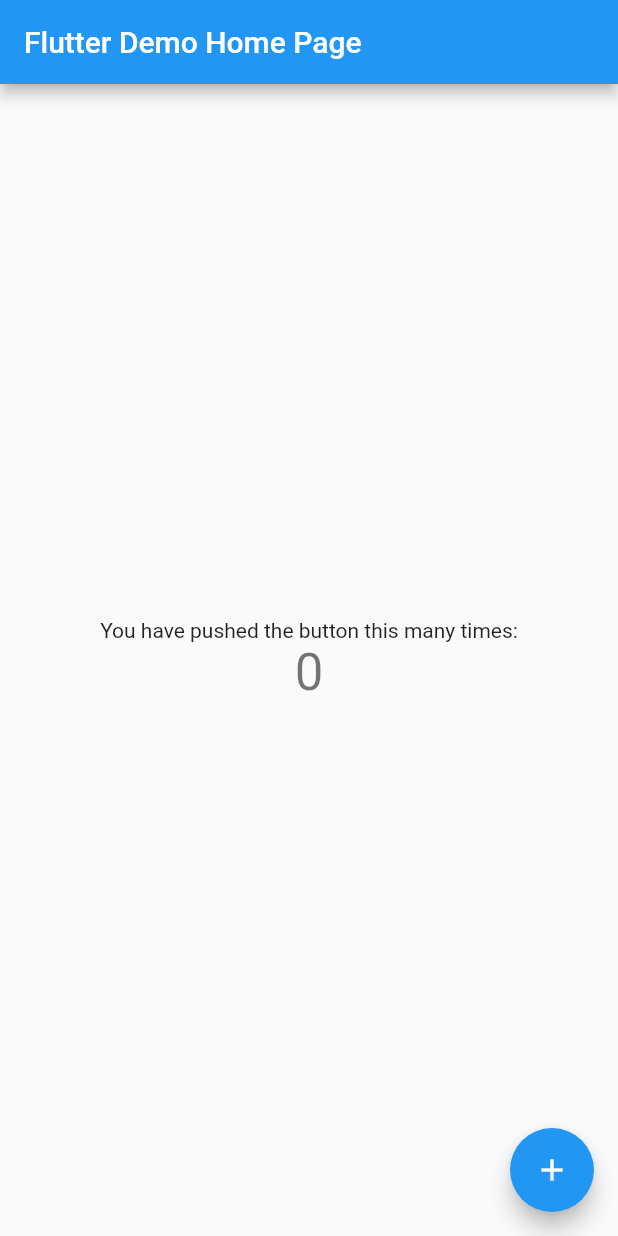
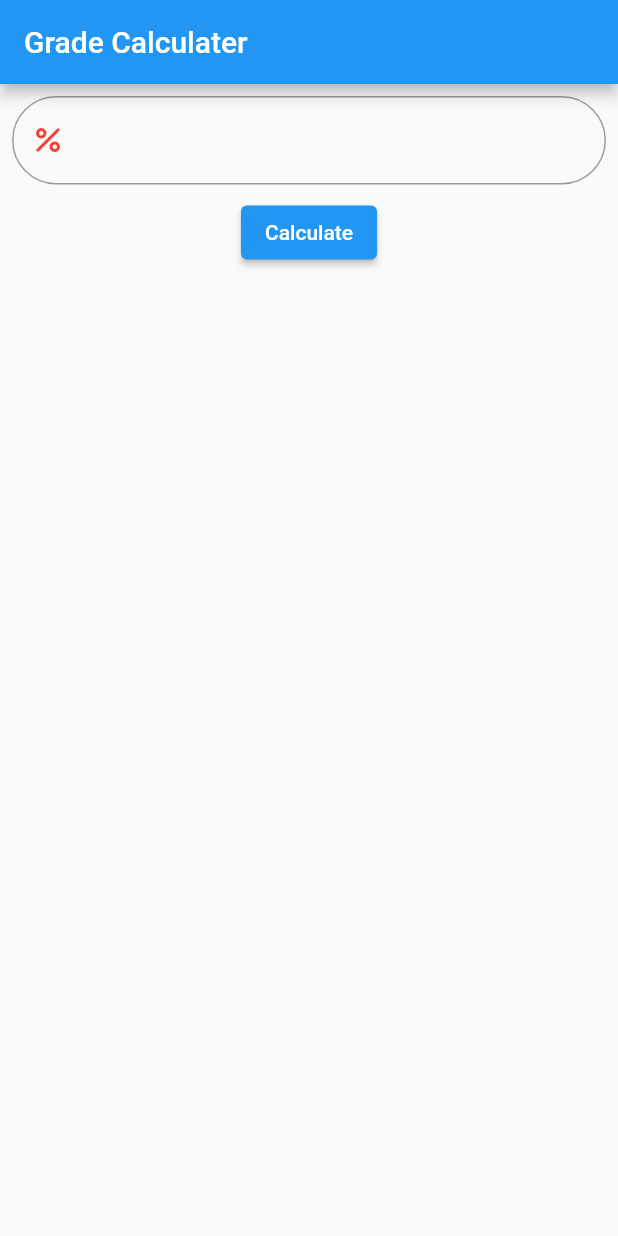
Before and after one commit to alshatti92/grade_calculator, a Flutter app: the screen it shows after launch, on a phone screen of 412 x 824 dp. Run offline on Flutter 3.47's test engine with Material 2 defaults, Android fonts, the phone set to English and light mode, and no system bars.

Commit message:
fixed the html error

```diff
--- a/analysis_options.yaml
+++ b/analysis_options.yaml
@@ -1,29 +1,29 @@
-# This file configures the analyzer, which statically analyzes Dart code to
-# check for errors, warnings, and lints.
-#
-# The issues identified by the analyzer are surfaced in the UI of Dart-enabled
-# IDEs (https://dart.dev/tools#ides-and-editors). The analyzer can also be
-# invoked from the command line by running `flutter analyze`.
+# # This file configures the analyzer, which statically analyzes Dart code to
+# # check for errors, warnings, and lints.
+# #
+# # The issues identified by the analyzer are surfaced in the UI of Dart-enabled
+# # IDEs (https://dart.dev/tools#ides-and-editors). The analyzer can also be
+# # invoked from the command line by running `flutter analyze`.
 
-# The following line activates a set of recommended lints for Flutter apps,
-# packages, and plugins designed to encourage good coding practices.
-include: package:flutter_lints/flutter.yaml
+# # The following line activates a set of recommended lints for Flutter apps,
+# # packages, and plugins designed to encourage good coding practices.
+# include: package:flutter_lints/flutter.yaml
 
-linter:
-  # The lint rules applied to this project can be customized in the
-  # section below to disable rules from the `package:flutter_lints/flutter.yaml`
-  # included above or to enable additional rules. A list of all available lints
-  # and their documentation is published at
-  # https://dart-lang.github.io/linter/lints/index.html.
-  #
-  # Instead of disabling a lint rule for the entire project in the
-  # section below, it can also be suppressed for a single line of code
-  # or a specific dart file by using the `// ignore: name_of_lint` and
-  # `// ignore_for_file: name_of_lint` syntax on the line or in the file
-  # producing the lint.
-  rules:
-    # avoid_print: false  # Uncomment to disable the `avoid_print` rule
-    # prefer_single_quotes: true  # Uncomment to enable the `prefer_single_quotes` rule
+# linter:
+#   # The lint rules applied to this project can be customized in the
+#   # section below to disable rules from the `package:flutter_lints/flutter.yaml`
+#   # included above or to enable additional rules. A list of all available lints
+#   # and their documentation is published at
+#   # https://dart-lang.github.io/linter/lints/index.html.
+#   #
+#   # Instead of disabling a lint rule for the entire project in the
+#   # section below, it can also be suppressed for a single line of code
+#   # or a specific dart file by using the `// ignore: name_of_lint` and
+#   # `// ignore_for_file: name_of_lint` syntax on the line or in the file
+#   # producing the lint.
+#   rules:
+#     # avoid_print: false  # Uncomment to disable the `avoid_print` rule
+#     # prefer_single_quotes: true  # Uncomment to enable the `prefer_single_quotes` rule
 
-# Additional information about this file can be found at
-# https://dart.dev/guides/language/analysis-options
+# # Additional information about this file can be found at
+# # https://dart.dev/guides/language/analysis-options
--- /dev/null
+++ b/lib/home_screen.dart
@@ -0,0 +1,53 @@
+import 'package:flutter/src/widgets/container.dart';
+import 'package:flutter/src/widgets/framework.dart';
+import 'package:flutter/material.dart';
+
+class GradeCalculator extends StatelessWidget {
+  GradeCalculator({super.key});
+  final myGradeController = TextEditingController();
+
+  @override
+  Widget build(BuildContext context) {
+    return Scaffold(
+        appBar: AppBar(
+          title: Text(
+            'Grade Calculater',
+          ),
+        ),
+        body: Column(children: [
+          Padding(
+              padding: const EdgeInsets.all(8.0),
+              child: TextField(
+                  controller: myGradeController,
+                  decoration: InputDecoration(
+                      border: OutlineInputBorder(
+                          borderRadius: BorderRadius.circular(50)),
+                      prefixIcon: Icon(
+                        Icons.percent,
+                        color: Colors.red,
+                      )))),
+          ElevatedButton(
+            onPressed: () {
+              int? grade = int.tryParse(myGradeController.text);
+              if (grade == null) {
+                print("${myGradeController.text} is not a number");
+                return;
+              }
+
+              if (grade >= 90) {
+                print("A");
+              } else if (grade >= 80) {
+                print("B");
+              } else if (grade >= 70) {
+                print("C");
+              } else if (grade >= 60) {
+                print("D");
+              } else {
+                print("F");
+              }
+            },
+            child: Text("Calculate"),
+          )
+        ]));
+  }
+}
--- a/lib/main.dart
+++ b/lib/main.dart
@@ -1,4 +1,6 @@
+import 'package:flutter/foundation.dart';
 import 'package:flutter/material.dart';
+import 'home_screen.dart';
 
 void main() {
   runApp(const MyApp());
@@ -24,7 +26,7 @@
         // is not restarted.
         primarySwatch: Colors.blue,
       ),
-      home: const MyHomePage(title: 'Flutter Demo Home Page'),
+      home: GradeCalculator(),
     );
   }
 }
--- a/pubspec.yaml
+++ b/pubspec.yaml
@@ -3,7 +3,7 @@
 
 # The following line prevents the package from being accidentally published to
 # pub.dev using `flutter pub publish`. This is preferred for private packages.
-publish_to: 'none' # Remove this line if you wish to publish to pub.dev
+publish_to: "none" # Remove this line if you wish to publish to pub.dev
 
 # The following defines the version and build number for your application.
 # A version number is three numbers separated by dots, like 1.2.43
@@ -20,7 +20,7 @@
 version: 1.0.0+1
 
 environment:
-  sdk: '>=2.18.4 <3.0.0'
+  sdk: ">=2.18.4 <3.0.0"
 
 # Dependencies specify other packages that your package needs in order to work.
 # To automatically upgrade your package dependencies to the latest versions
@@ -31,7 +31,6 @@
 dependencies:
   flutter:
     sdk: flutter
-
 
   # The following adds the Cupertino Icons font to your application.
   # Use with the CupertinoIcons class for iOS style icons.
@@ -53,7 +52,6 @@
 
 # The following section is specific to Flutter packages.
 flutter:
-
   # The following line ensures that the Material Icons font is
   # included with your application, so that you can use the icons in
   # the material Icons class.
```
